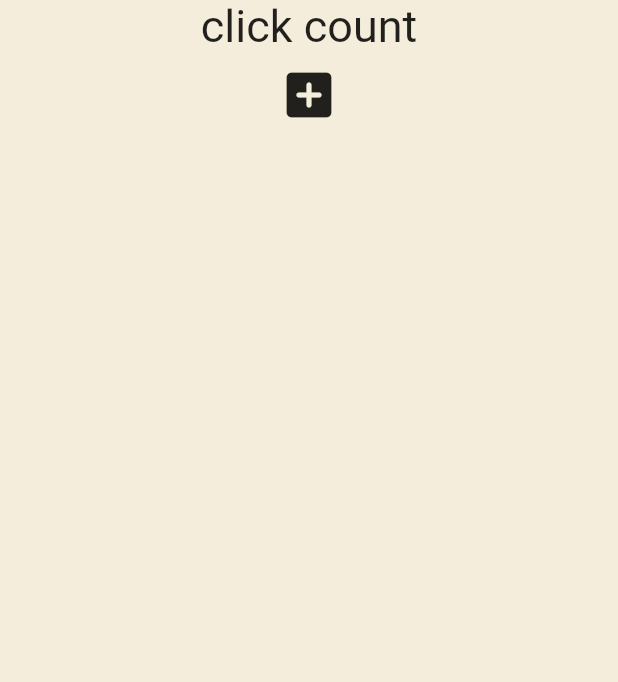
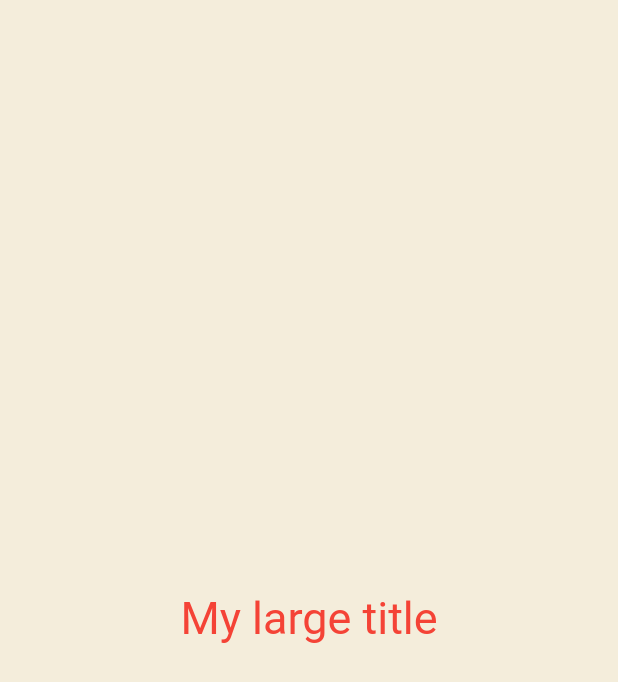
Before and after one commit to bladnoch/Flutter_App_UI, a Flutter app: the screen it shows after launch, on a phone screen of 412 x 824 dp. Shown: the top 682 px of the screen. Run offline on Flutter 3.47's test engine with Material 2 defaults, Android fonts, the phone set to English and light mode, and no system bars.

Commit message:
replace first stateless widget

```diff
--- /dev/null
+++ b/flutter stateful widgets/lib/counter.dart
@@ -0,0 +1,63 @@
+import 'package:flutter/material.dart';
+
+/// main.dart
+/// first study of stateful widget
+/// @since 4-27-2023
+/// @author Dounguk Kim
+
+
+void main(){
+  runApp(App());
+}
+
+class App extends StatefulWidget{
+  @override
+  State<App> createState() => _AppState();
+}
+
+
+class _AppState extends State<App>{
+  int counter=0;
+  List<int> numbers=[];
+
+  void onClicked(){
+    setState(() {    // tells to refresh to show changed data
+      numbers.add(numbers.length);
+    });
+
+  }
+
+  @override
+  Widget build(BuildContext context) {
+    return MaterialApp(
+      home: Scaffold(
+        backgroundColor: const Color(0xFFF4EDDB),
+        body: SingleChildScrollView(
+          child: Center(
+              child: Column(
+                mainAxisAlignment: MainAxisAlignment.center,
+                children: [
+                  Text("click count",
+                    style: TextStyle(fontSize:30),
+                  ),
+                  for (var n in numbers)
+                    Text("$n",
+                      style: TextStyle(fontSize: 30),
+                    ),
+
+                  // Text('$counter',
+                  // style: TextStyle(fontSize: 30),
+                  // ),
+                  IconButton(
+                    iconSize: 40,
+                    onPressed: onClicked,
+                    icon: const Icon(Icons.add_box_rounded,
+                    ),
+                  ),
+                ],)
+          ),
+        ),
+      ),
+    );
+  }
+}
--- a/flutter stateful widgets/lib/main.dart
+++ b/flutter stateful widgets/lib/main.dart
@@ -1,8 +1,8 @@
 import 'package:flutter/material.dart';
 
 /// main.dart
-/// first study of stateful widget
-/// @since 4-27-2023
+/// second study of stateful widget
+/// @since 4-29-2023
 /// @author Dounguk Kim
 
 
@@ -17,47 +17,42 @@ class App extends StatefulWidget{
 
 
 class _AppState extends State<App>{
-  int counter=0;
-  List<int> numbers=[];
-
-  void onClicked(){
-    setState(() {    // tells to refresh to show changed data
-      numbers.add(numbers.length);
-    });
-
-}
 
   @override
   Widget build(BuildContext context) {
     return MaterialApp(
+      theme: ThemeData( //theme 추가 주제는 붉은색
+        textTheme: TextTheme(
+          titleLarge: TextStyle(
+            color: Colors.red,
+          ),
+        ),
+      ),
       home: Scaffold(
         backgroundColor: const Color(0xFFF4EDDB),
-        body: SingleChildScrollView(
-          child: Center(
+          body: Center(
             child: Column(
               mainAxisAlignment: MainAxisAlignment.center,
               children: [
-              Text("click count",
-              style: TextStyle(fontSize:30),
-              ),
-              for (var n in numbers)
-                Text("$n",
-                  style: TextStyle(fontSize: 30),
-                ),
-
-              // Text('$counter',
-              // style: TextStyle(fontSize: 30),
-              // ),
-                IconButton(
-                  iconSize: 40,
-                  onPressed: onClicked,
-                    icon: const Icon(Icons.add_box_rounded,
-                    ),
-                ),
+                MyLargeTitle(),
             ],)
           ),
         ),
-      ),
     );
   }
 }
+
+class MyLargeTitle extends StatelessWidget {
+  const MyLargeTitle({
+    super.key,
+  });
+
+  @override
+  Widget build(BuildContext context) {
+    return Text("My large title",
+    style: TextStyle(fontSize:30,
+        color: Theme.of(context).textTheme.titleLarge?.color,
+    ),
+    );
+  }
+}
```
